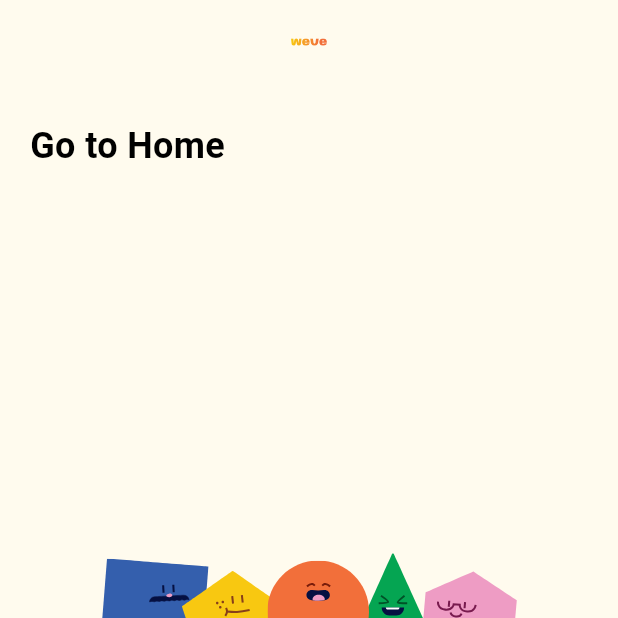
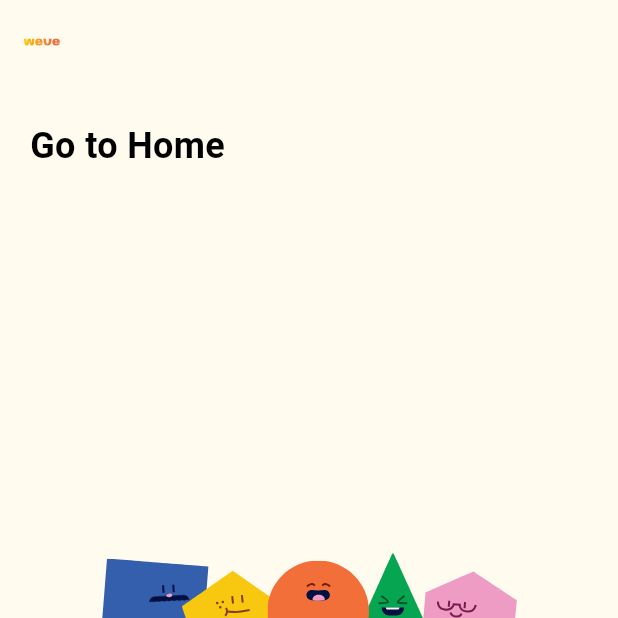
Before and after one commit to gdsc-ssu/gdgoc-weve-client, a Flutter app: the JuniorSuccessScreen screen opened directly, on a phone screen of 412 x 824 dp, the top half of it. Run offline on Flutter 3.47's test engine with Material 3 defaults, Android fonts, the phone set to English and light mode, and no system bars; our stand-ins replace audioplayers, flutter_riverpod, flutter_svg, fluttertoast, lottie, permission_handler and 1 more; Roboto replaces fonts that are missing (Pretendard).

Commit message:
feat: HeaderWidget에서 로고 표시 방식 변경 및 HeaderType에 따른 조건부 렌더링 추가

```diff
--- a/lib/commons/widgets/header/view/header_widget.dart
+++ b/lib/commons/widgets/header/view/header_widget.dart
@@ -52,7 +52,14 @@ class HeaderWidget extends ConsumerWidget implements PreferredSizeWidget {
               ],
             )
           : hasLogo
-              ? CustomIcons.getIcon(CustomIcons.logo)
+              ? config.type == HeaderType.backLogo2
+                  ? Row(
+                      children: [
+                        CustomIcons.getIcon(CustomIcons.logo),
+                        const Spacer(),
+                      ],
+                    )
+                  : CustomIcons.getIcon(CustomIcons.logo)
               : hasTitle
                   ? Text(
                       config.title!,
```
